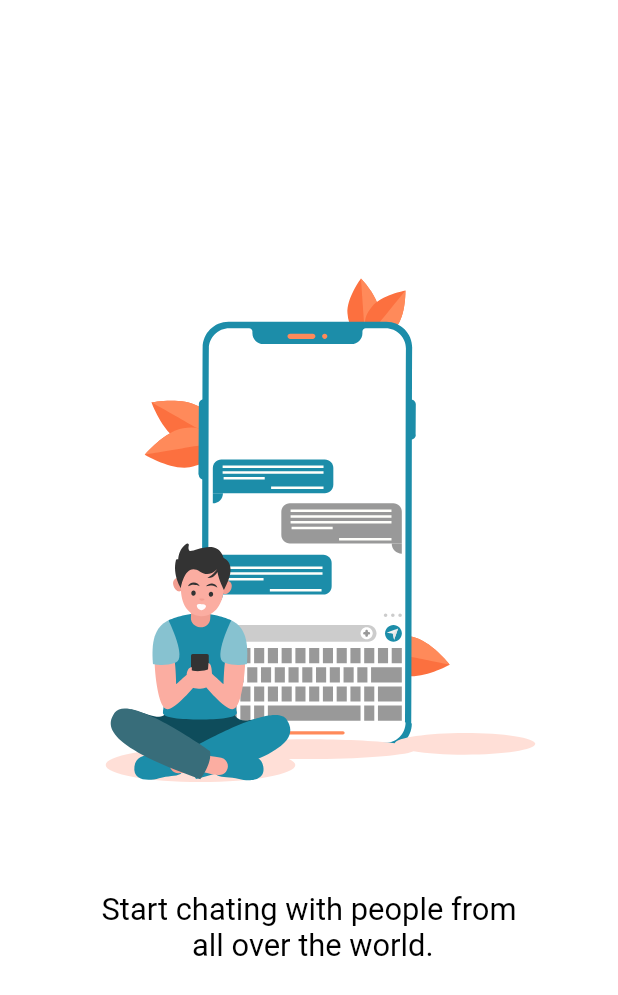
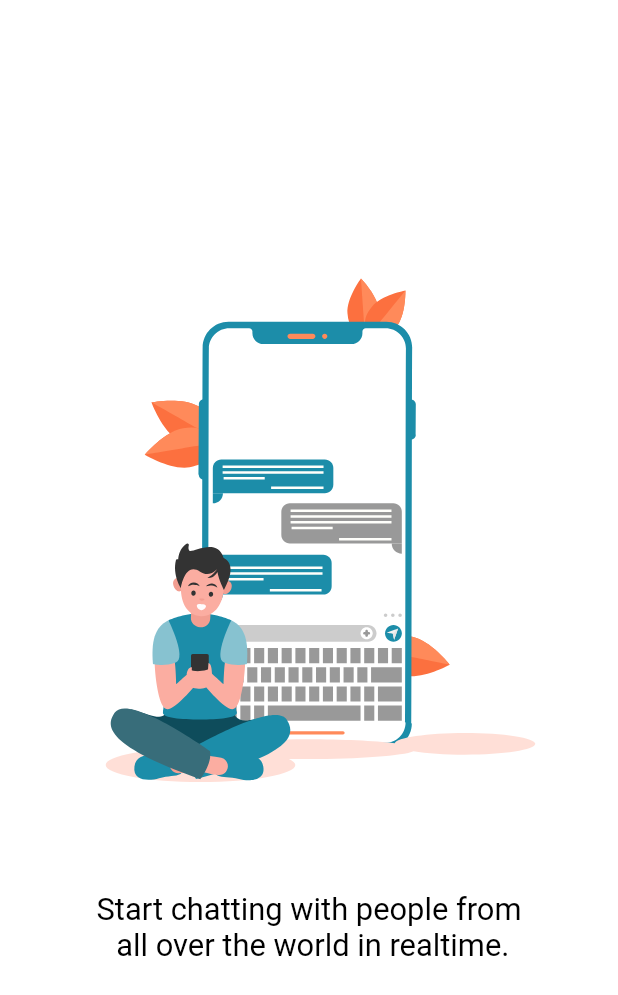
Before and after one commit to 1DCRYPTER1/S-Chat, a Flutter app: the SplashScreen screen opened directly, on a phone screen of 412 x 824 dp. Shown: the top 995 px of the screen. Run offline on Flutter 3.47's test engine with Material 2 defaults, Android fonts, the phone set to English and light mode, and no system bars; our stand-ins replace bloc, cached_network_image, cloud_firestore, equatable, firebase_auth, firebase_messaging and 9 more; missing offline and left inert: profanity_filter; accounts and stored records are empty.

Commit message:
Changed Splash screen message

```diff
--- a/lib/view/splash/widgets/splash_screen.dart
+++ b/lib/view/splash/widgets/splash_screen.dart
@@ -115,7 +115,7 @@ class Description extends StatelessWidget {
     return FadeIn(
       duration: Duration(milliseconds: 400),
       child: Text(
-        "Start chating with people from \n all over the world.",
+        "Start chatting with people from \n all over the world in realtime.",
         textAlign: TextAlign.center,
         style: TextStyle(
           color: Colors.black,
```
